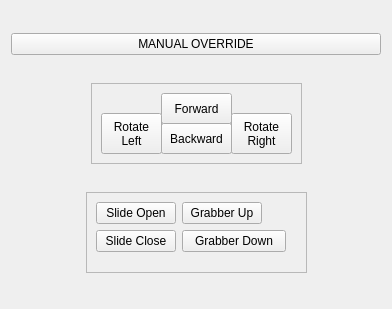
Before: the Qt Designer form cataglyphis_gui/qt_project_src/cataglyphis_gui/manual_control_form.ui in wvu-irl/cataglyphis3-software, drawn with Qt 5.
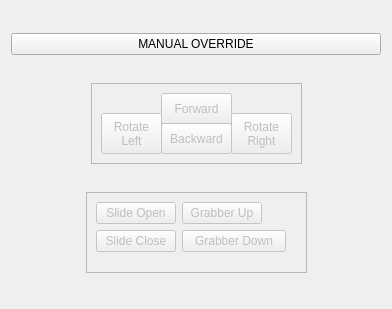
After: the same form once the commit is applied.

The edit to the form file:
```diff
--- a/cataglyphis_gui/qt_project_src/cataglyphis_gui/manual_control_form.ui
+++ b/cataglyphis_gui/qt_project_src/cataglyphis_gui/manual_control_form.ui
@@ -72,6 +72,9 @@
         <enum>QFrame::Raised</enum>
        </property>
        <widget class="QPushButton" name="forward_button">
+        <property name="enabled">
+         <bool>false</bool>
+        </property>
         <property name="geometry">
          <rect>
           <x>70</x>
@@ -91,6 +94,9 @@
         </property>
        </widget>
        <widget class="QPushButton" name="backward_button">
+        <property name="enabled">
+         <bool>false</bool>
+        </property>
         <property name="geometry">
          <rect>
           <x>70</x>
@@ -109,7 +115,10 @@
          <string>Backward</string>
         </property>
        </widget>
-       <widget class="QPushButton" name="rotate_right_button">
+       <widget class="QPushButton" name="rotate_left_button">
+        <property name="enabled">
+         <bool>false</bool>
+        </property>
         <property name="geometry">
          <rect>
           <x>10</x>
@@ -129,7 +138,10 @@
 Left</string>
         </property>
        </widget>
-       <widget class="QPushButton" name="rotate_left_button">
+       <widget class="QPushButton" name="rotate_right_button">
+        <property name="enabled">
+         <bool>false</bool>
+        </property>
         <property name="geometry">
          <rect>
           <x>140</x>
@@ -210,6 +222,9 @@
        <layout class="QFormLayout" name="formLayout">
         <item row="0" column="0">
          <widget class="QPushButton" name="slide_open_button">
+          <property name="enabled">
+           <bool>false</bool>
+          </property>
           <property name="sizePolicy">
            <sizepolicy hsizetype="Fixed" vsizetype="Fixed">
             <horstretch>0</horstretch>
@@ -223,6 +238,9 @@
         </item>
         <item row="1" column="0">
          <widget class="QPushButton" name="slide_close_button">
+          <property name="enabled">
+           <bool>false</bool>
+          </property>
           <property name="sizePolicy">
            <sizepolicy hsizetype="Fixed" vsizetype="Fixed">
             <horstretch>0</horstretch>
@@ -236,6 +254,9 @@
         </item>
         <item row="1" column="1">
          <widget class="QPushButton" name="grabber_down_button">
+          <property name="enabled">
+           <bool>false</bool>
+          </property>
           <property name="sizePolicy">
            <sizepolicy hsizetype="Fixed" vsizetype="Fixed">
             <horstretch>0</horstretch>
@@ -255,6 +276,9 @@
         </item>
         <item row="0" column="1">
          <widget class="QPushButton" name="grabber_up_button">
+          <property name="enabled">
+           <bool>false</bool>
+          </property>
           <property name="sizePolicy">
            <sizepolicy hsizetype="Fixed" vsizetype="Fixed">
             <horstretch>0</horstretch>
```
Left out of the diff: 4 changed lines with no effect on the pictures.
